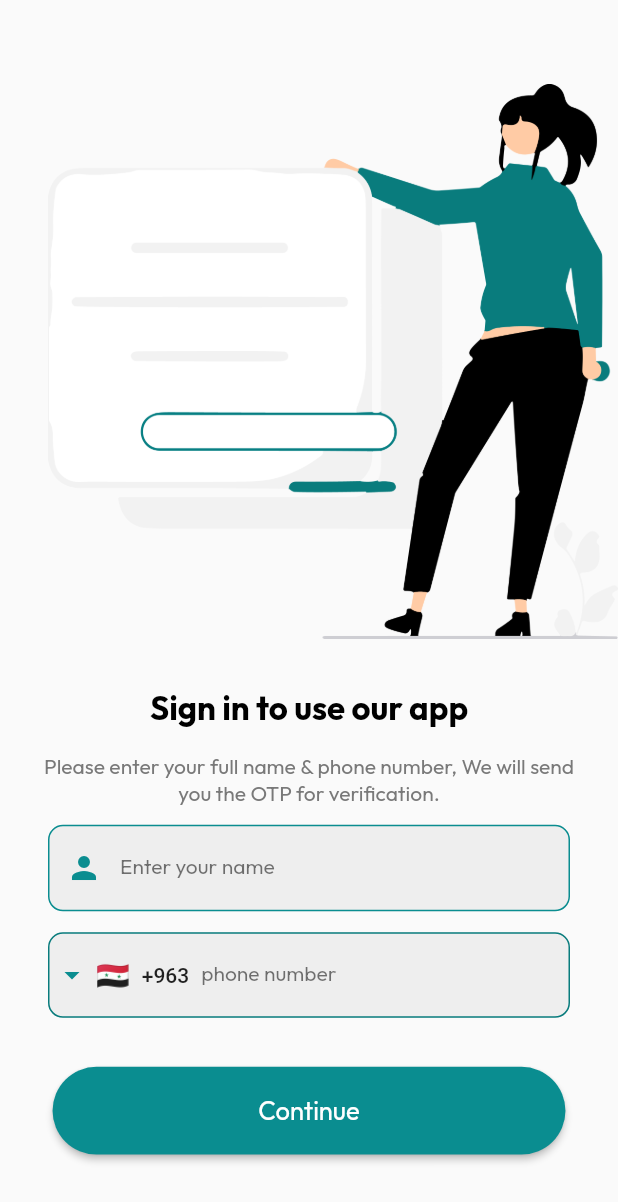
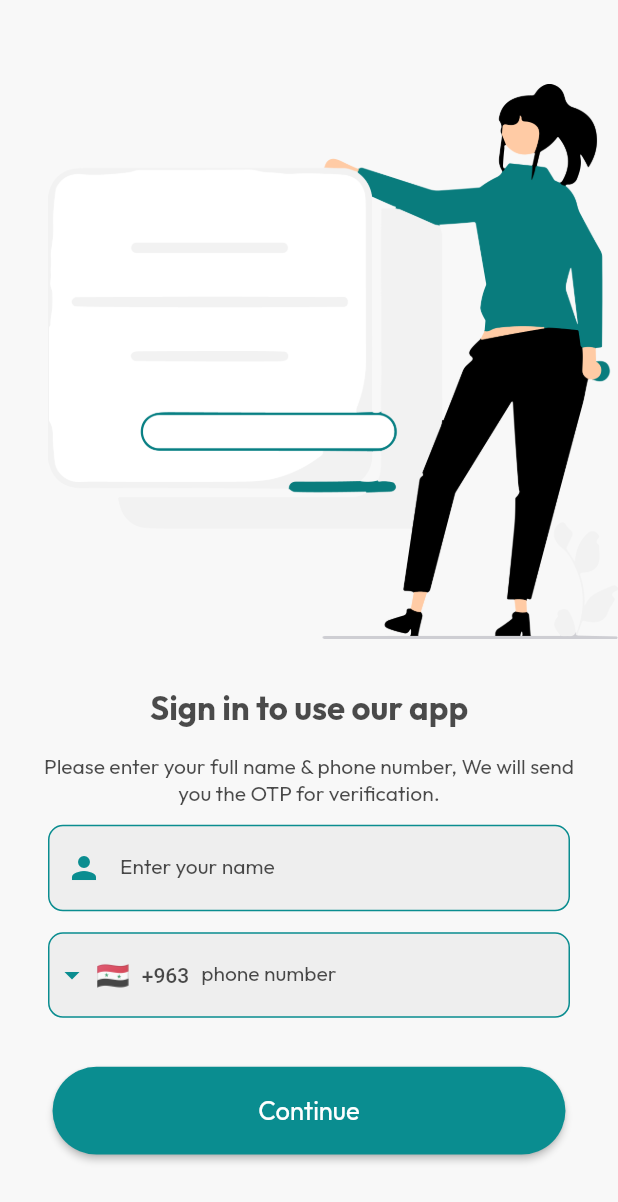
Before and after one commit to Ahmad-Mdadeh/property_management_system, a Flutter app: the LoginScreen screen opened by its route, on a phone screen of 412 x 824 dp. Shown: the top 1202 px of the screen. Run offline on Flutter 3.47's test engine with Material 2 defaults, Android fonts, the light colour scheme and no system bars; drawn by our look-alikes of intl_phone_field; our stand-ins replace animated_theme_switcher, carousel_slider, flutter_staggered_animations, flutter_svg, get, google_maps_flutter and 5 more; missing offline and left inert: panorama; accounts and stored records are empty.

Commit message:
finished Mode

```diff
--- a/lib/modules/login/login_screen.dart
+++ b/lib/modules/login/login_screen.dart
@@ -1,9 +1,9 @@
+import 'package:animated_theme_switcher/animated_theme_switcher.dart';
 import 'package:flutter/material.dart';
 import 'package:get/get.dart';
 import 'package:property_management_system/modules/login/login_controller.dart';
 import 'package:property_management_system/modules/otp/otp_screen.dart';
 import 'package:property_management_system/resources/assets_manager.dart';
-import 'package:property_management_system/resources/color_manager.dart';
 import 'package:property_management_system/resources/font_manager.dart';
 import 'package:property_management_system/resources/strings_manager.dart';
 import 'package:property_management_system/resources/text_manager.dart';
@@ -19,9 +19,9 @@ class LoginScreen extends StatelessWidget {
   @override
   Widget build(BuildContext context) {
     final loginController = Get.put(LoginController());
-
     return Form(
       key: formKey,
+      child: ThemeSwitchingArea(
         child: Scaffold(
           body: SingleChildScrollView(
             child: Column(
@@ -38,24 +38,21 @@ class LoginScreen extends StatelessWidget {
                 const SizedBox(
                   height: AppSize.s32,
                 ),
-              TextUtils(
+                 const TextUtils(
                   text: "Sign in to use our app",
-                color: ColorManager.black,
                   fontWeight: FontWeightManager.bold,
                   fontSize: FontSize.s22,
                 ),
                 const SizedBox(
                   height: AppSize.s16,
                 ),
-              Padding(
-                padding: const EdgeInsets.symmetric(
+                  const Padding(
+                  padding: EdgeInsets.symmetric(
                     horizontal: AppPadding.p28,
                   ),
                   child: TextUtils(
                     textAlign: TextAlign.center,
-                  text:
-                      "Please enter your full name & phone number, We will send you the OTP for verification.",
-                  color: ColorManager.grey2,
+                    text: "Please enter your full name & phone number, We will send you the OTP for verification.",
                     fontWeight: FontWeightManager.regular,
                     fontSize: FontSize.s14,
                   ),
@@ -70,8 +67,8 @@ class LoginScreen extends StatelessWidget {
                     function: (value) {
                       loginController.userName.value = value;
                     },
+                    color: Theme.of(context).textTheme.bodyMedium!.color,
                     labelFontWeight: FontWeightManager.medium,
-                  color: ColorManager.black,
                     labelFontSize: FontSize.s14,
                     filled: true,
                     labelText: "Enter your name",
@@ -120,7 +117,6 @@ class LoginScreen extends StatelessWidget {
                   height: AppSize.s32,
                 ),
                 AuthButton(
-                color: ColorManager.primary,
                   borderRadius: AppSize.s60,
                   text: "Continue",
                   width: MediaQuery.of(context).size.width * 0.83,
@@ -149,6 +145,7 @@ class LoginScreen extends StatelessWidget {
             ),
           ),
         ),
+      ),
     );
   }
 }
--- a/lib/modules/onBoarding/on_boarding_controller.dart
+++ b/lib/modules/onBoarding/on_boarding_controller.dart
@@ -11,9 +11,9 @@ class OnBoardingController extends GetxController {
   bool get isLastPage => selectedPageIndex.value == onBoardingPages.length - 1;
 
   forwardAction() {
-    if (isLastPage)  {
+    if (isLastPage) {
       Get.off(
-         LoginScreen(),
+        LoginScreen(),
         transition: Transition.circularReveal,
         duration: const Duration(
           seconds: 3,
--- a/lib/modules/settings/settings_controller.dart
+++ b/lib/modules/settings/settings_controller.dart
@@ -1,12 +1,13 @@
 import 'package:flutter/material.dart';
 import 'package:flutter/services.dart';
 import 'package:get/get.dart';
+import 'package:property_management_system/utils/theme_service.dart';
 import 'package:rive/rive.dart';
 
 class SettingController extends GetxController {
   Artboard? riveArtBoard;
   RxBool timer = false.obs;
-  RxBool isLightMode = (WidgetsBinding.instance.window.platformBrightness == Brightness.light).obs;
+  RxBool isLightMode = ThemeService.sunOrMoon;
   late RiveAnimationController controllerToDark;
   late RiveAnimationController controllerToLight;
 
--- a/lib/resources/text_manager.dart
+++ b/lib/resources/text_manager.dart
@@ -1,3 +1,4 @@
+import 'package:animated_theme_switcher/animated_theme_switcher.dart';
 import 'package:flutter/material.dart';
 
 class TextUtils extends StatelessWidget {
--- a/lib/utils/theme.dart
+++ b/lib/utils/theme.dart
@@ -3,7 +3,7 @@ import 'package:property_management_system/resources/color_manager.dart';
 
 ThemeData getThemeDataDarkMode() => ThemeData(
       primaryColor: ColorManager.lightPrimary,
-      primaryColorDark: ColorManager.white,
+      primaryColorDark: ColorManager.darkPrimary,
       scaffoldBackgroundColor: ColorManager.dark,
       appBarTheme: AppBarTheme(
         backgroundColor: ColorManager.darkPrimary,
@@ -38,7 +38,7 @@ ThemeData getThemeDataDarkMode() => ThemeData(
 
 ThemeData getThemeDataLightMode() => ThemeData(
       primaryColor: ColorManager.primary,
-      primaryColorLight: ColorManager.black,
+      primaryColorDark: ColorManager.white,
       scaffoldBackgroundColor: ColorManager.background,
       appBarTheme: AppBarTheme(
         backgroundColor: ColorManager.white,
--- a/lib/widget/auth_widget/auth_elevated_button.dart
+++ b/lib/widget/auth_widget/auth_elevated_button.dart
@@ -1,3 +1,4 @@
+import 'package:animated_theme_switcher/animated_theme_switcher.dart';
 import 'package:flutter/material.dart';
 import 'package:property_management_system/resources/text_manager.dart';
 
@@ -12,7 +13,7 @@ class AuthButton extends StatelessWidget {
   const AuthButton({
     super.key,
     required this.borderRadius,
-    required this.color,
+     this.color,
     required this.text,
     required this.width,
     required this.height,
@@ -21,12 +22,14 @@ class AuthButton extends StatelessWidget {
 
   @override
   Widget build(BuildContext context) {
-    return SizedBox(
+    return ThemeSwitchingArea(
+      child: Container(
+        color: Theme.of(context).scaffoldBackgroundColor,
         width: width,
         height: height,
         child: ElevatedButton(
           style: ElevatedButton.styleFrom(
-          backgroundColor: color,
+            backgroundColor: Theme.of(context).iconTheme.color,
             shape: RoundedRectangleBorder(
               borderRadius: BorderRadius.circular(
                 borderRadius,
@@ -41,6 +44,7 @@ class AuthButton extends StatelessWidget {
             fontSize: 17.0,
           ),
         ),
+      ),
     );
   }
 }
--- a/lib/widget/auth_widget/auth_intl_phone_filed.dart
+++ b/lib/widget/auth_widget/auth_intl_phone_filed.dart
@@ -1,3 +1,4 @@
+import 'package:animated_theme_switcher/animated_theme_switcher.dart';
 import 'package:flutter/material.dart';
 import 'package:intl_phone_field/intl_phone_field.dart';
 import 'package:property_management_system/resources/color_manager.dart';
@@ -15,7 +16,10 @@ class AuthIntlPhoneField extends StatelessWidget {
 
   @override
   Widget build(BuildContext context) {
-    return IntlPhoneField(
+    return ThemeSwitchingArea(
+      child: Container(
+        color: Theme.of(context).scaffoldBackgroundColor,
+        child: IntlPhoneField(
           onChanged: (value) => function(value),
           validator: (value) => validator(value),
           dropdownTextStyle: const TextStyle(
@@ -24,47 +28,41 @@ class AuthIntlPhoneField extends StatelessWidget {
           initialCountryCode: 'SY',
           cursorColor: ColorManager.primary,
           style: TextStyle(
-        height:  MediaQuery.of(context).size.height *0.0013,
-        color: ColorManager.black,
+            height: MediaQuery.of(context).size.height * 0.0013,
           ),
           cursorHeight: 20,
           disableLengthCheck: true,
           dropdownIcon: Icon(
             Icons.arrow_drop_down,
-        color: ColorManager.primary,
+            color: Theme.of(context).iconTheme.color,
           ),
-      decoration: InputDecoration(
-        fillColor: Colors.grey.shade200,
+          decoration:  InputDecoration(
             filled: true,
             label: const Text(
               'phone number',
-          style: TextStyle(
+            ),
+            labelStyle: TextStyle(
+              color: Theme.of(context).textTheme.bodyMedium!.color,
               fontFamily: 'Outfit',
-            fontWeight: FontWeightManager.medium,
-            fontSize: FontSize.s14,
-          ),
-        ),
-        labelStyle: const TextStyle(
-          color: Colors.black54,
               fontSize: FontSize.s14,
               fontWeight: FontWeightManager.medium,
             ),
-        hintStyle: const TextStyle(color: Colors.grey),
-        enabledBorder: const OutlineInputBorder(
+            // hintText:  'phone number',
+            enabledBorder:  OutlineInputBorder(
               borderSide: BorderSide(
-            color: Color(0xFF097C7D),
+                color: Theme.of(context).iconTheme.color!,
               ),
-          borderRadius: BorderRadius.all(
+              borderRadius: const BorderRadius.all(
                 Radius.circular(
                   10,
                 ),
               ),
             ),
-        focusedBorder: const OutlineInputBorder(
+            focusedBorder:  OutlineInputBorder(
               borderSide: BorderSide(
-            color: Color(0xFF097C7D),
+                color: Theme.of(context).iconTheme.color!,
               ),
-          borderRadius: BorderRadius.all(
+              borderRadius: const BorderRadius.all(
                 Radius.circular(
                   10,
                 ),
@@ -91,6 +89,8 @@ class AuthIntlPhoneField extends StatelessWidget {
               ),
             ),
           ),
+        ),
+      ),
     );
   }
 }
--- a/lib/widget/auth_widget/auth_text_from_filed.dart
+++ b/lib/widget/auth_widget/auth_text_from_filed.dart
@@ -1,3 +1,4 @@
+import 'package:animated_theme_switcher/animated_theme_switcher.dart';
 import 'package:flutter/material.dart';
 import 'package:get/get.dart';
 import 'package:property_management_system/resources/color_manager.dart';
@@ -25,14 +26,16 @@ class AuthTextFromField extends StatelessWidget {
     required this.suffixIcon,
     required this.labelText,
     required this.filled,
-    required this.color,
+    this.color,
     required this.labelFontSize,
     required this.labelFontWeight,
   });
 
   @override
   Widget build(BuildContext context) {
-    return SizedBox(
+    return ThemeSwitchingArea(
+      child: Container(
+        color: Theme.of(context).scaffoldBackgroundColor,
         height: MediaQuery.of(context).size.height * 0.07,
         child: TextFormField(
           onChanged: (value) => function(value),
@@ -44,25 +47,23 @@ class AuthTextFromField extends StatelessWidget {
           style: TextStyle(
             height: MediaQuery.of(context).size.height * 0.0013,
             fontFamily: 'Outfit',
-          color: Colors.black,
             fontSize: 17.0,
           ),
           decoration: InputDecoration(
             floatingLabelAlignment: FloatingLabelAlignment.center,
             prefixIcon: prefixIcon,
-          prefixIconColor: ColorManager.primary,
+            prefixIconColor: Theme.of(context).iconTheme.color,
             suffixIcon: suffixIcon,
-          fillColor: Colors.grey.shade200,
             filled: filled,
             labelText: labelText,
             labelStyle: TextStyle(
-            color: Colors.black54,
+              color: Theme.of(context).textTheme.bodyMedium!.color,
               fontSize: labelFontSize,
               fontWeight: labelFontWeight,
             ),
             enabledBorder: OutlineInputBorder(
               borderSide: BorderSide(
-              color: ColorManager.primary,
+                color: Theme.of(context).iconTheme.color!,
               ),
               borderRadius: const BorderRadius.all(
                 Radius.circular(
@@ -70,11 +71,11 @@ class AuthTextFromField extends StatelessWidget {
                 ),
               ),
             ),
-          focusedBorder: const OutlineInputBorder(
+            focusedBorder:  OutlineInputBorder(
               borderSide: BorderSide(
-              color: Color(0xFF097C7D),
+                color: Theme.of(context).iconTheme.color!,
               ),
-            borderRadius: BorderRadius.all(
+              borderRadius: const BorderRadius.all(
                 Radius.circular(
                   10,
                 ),
@@ -102,6 +103,7 @@ class AuthTextFromField extends StatelessWidget {
             ),
           ),
         ),
+      ),
     );
   }
 }
--- a/lib/widget/settings/settings_list.dart
+++ b/lib/widget/settings/settings_list.dart
@@ -1,6 +1,4 @@
 import 'package:flutter/material.dart';
-import 'package:property_management_system/resources/assets_manager.dart';
-import 'package:property_management_system/resources/color_manager.dart';
 import 'package:property_management_system/resources/font_manager.dart';
 import 'package:property_management_system/resources/text_manager.dart';
 import 'package:property_management_system/resources/values_manager.dart';
```
Also changed, not shown: lib/main.dart (+11 -8 lines), lib/modules/onBoarding/on_boarding_screen.dart (+10 -5 lines), lib/modules/otp/otp_screen.dart (+11 -11 lines), lib/modules/settings/settings_screen.dart (+7 -3 lines), lib/modules/splash/splash_screen.dart (+7 -2 lines), lib/utils/theme_service.dart (added, +60 -0 lines), lib/widget/auth_widget/auth_otp_field.dart (+8 -6 lines), 1 other file. Lines whose indentation alone changed are shown as unchanged.
